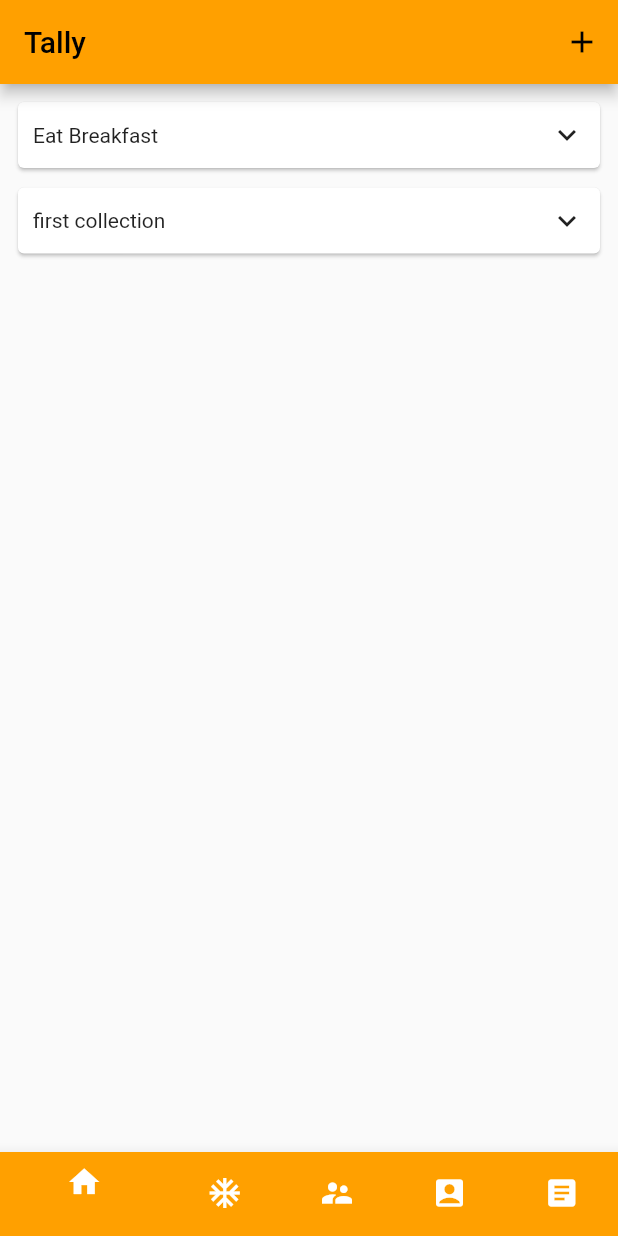
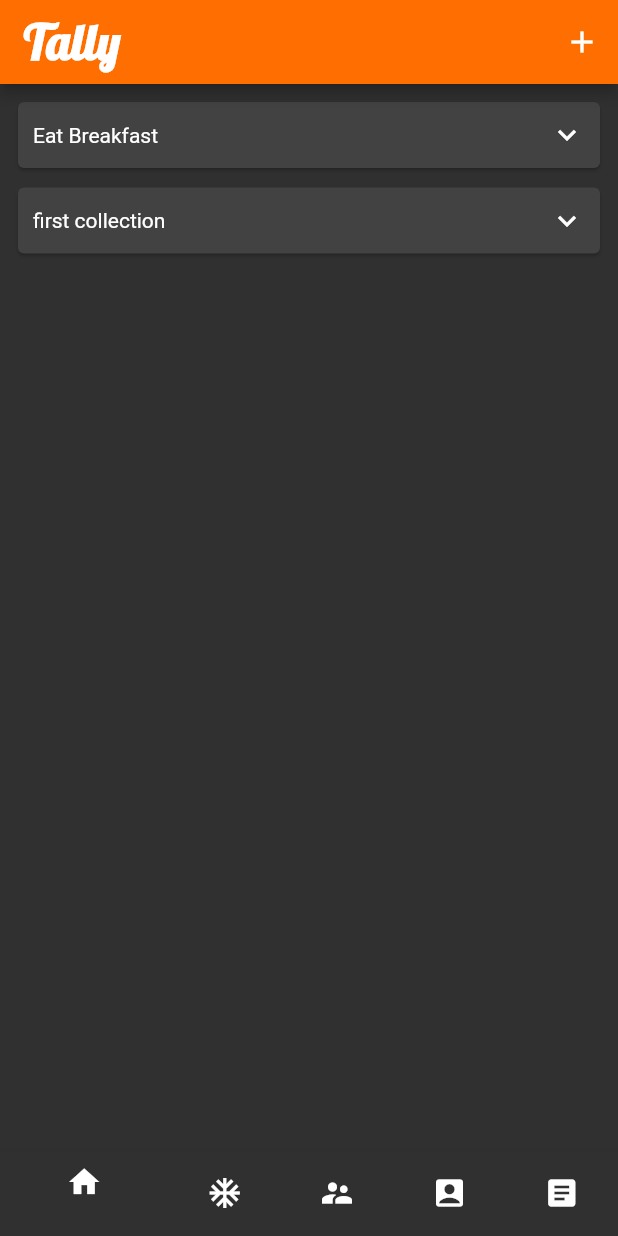
Before and after one commit to lancerharris/flutter-tally-app, a Flutter app: the screen it shows after launch, on a phone screen of 412 x 824 dp. Run offline on Flutter 3.47's test engine with Material 2 defaults, Android fonts, the phone set to English and light mode, and no system bars; our stand-ins replace google_fonts.

Commit message:
Add a dedicated theme class for app-wide use.

```diff
--- a/lib/main.dart
+++ b/lib/main.dart
@@ -4,6 +4,8 @@ import 'package:tally_app/Home/widgets/new_task_modal.dart';
 import 'package:tally_app/providers/task_manager.dart';
 import 'package:tally_app/widgets/bottom_nav.dart';
 import 'Home/home_screen.dart';
+
+import 'theme/app_theme.dart';
 
 void main() {
   runApp(MyApp());
@@ -14,10 +16,7 @@ class MyApp extends StatelessWidget {
   Widget build(BuildContext context) {
     return MaterialApp(
       title: 'Tally',
-      theme: ThemeData(
-        primarySwatch: Colors.amber,
-        visualDensity: VisualDensity.adaptivePlatformDensity,
-      ),
+      theme: AppTheme.dark(),
       home: MyHomePage(title: 'Tally'),
     );
   }
@@ -41,8 +40,10 @@ class _MyHomePageState extends State<MyHomePage> {
       ],
       child: Scaffold(
         appBar: AppBar(
-          title: Text(widget.title),
-          backgroundColor: Theme.of(context).primaryColorDark,
+          title: Text(
+            widget.title,
+            style: Theme.of(context).textTheme.headline1,
+          ),
           actions: [
             IconButton(
                 onPressed: () async {
--- /dev/null
+++ b/lib/theme/app_theme.dart
@@ -0,0 +1,112 @@
+import 'package:flutter/material.dart';
+import 'package:google_fonts/google_fonts.dart';
+
+class AppTheme {
+  // 1
+  static TextTheme lightTextTheme = TextTheme(
+    bodyText1: GoogleFonts.openSans(
+      fontSize: 14.0,
+      fontWeight: FontWeight.w700,
+      color: Colors.black,
+    ),
+    headline1: GoogleFonts.lobster(
+      fontSize: 32.0,
+      fontWeight: FontWeight.bold,
+      color: Colors.black,
+    ),
+    headline2: GoogleFonts.lobster(
+      fontSize: 21.0,
+      fontWeight: FontWeight.w700,
+      color: Colors.black,
+    ),
+    headline3: GoogleFonts.lobster(
+      fontSize: 16.0,
+      fontWeight: FontWeight.w600,
+      color: Colors.black,
+    ),
+    headline6: GoogleFonts.lobster(
+      fontSize: 20.0,
+      fontWeight: FontWeight.w600,
+      color: Colors.black,
+    ),
+  );
+
+  // 2
+  static TextTheme darkTextTheme = TextTheme(
+    bodyText1: GoogleFonts.openSans(
+      fontSize: 14.0,
+      fontWeight: FontWeight.w700,
+      color: Colors.white,
+    ),
+    headline1: GoogleFonts.lobster(
+      fontSize: 32.0,
+      fontWeight: FontWeight.bold,
+      color: Colors.white,
+    ),
+    headline2: GoogleFonts.lobster(
+      fontSize: 21.0,
+      fontWeight: FontWeight.w700,
+      color: Colors.white,
+    ),
+    headline3: GoogleFonts.lobster(
+      fontSize: 16.0,
+      fontWeight: FontWeight.w600,
+      color: Colors.white,
+    ),
+    headline6: GoogleFonts.lobster(
+      fontSize: 20.0,
+      fontWeight: FontWeight.w600,
+      color: Colors.white,
+    ),
+  );
+
+  // 3
+  static ThemeData light() {
+    return ThemeData(
+      visualDensity: VisualDensity.adaptivePlatformDensity,
+      brightness: Brightness.light,
+      checkboxTheme: CheckboxThemeData(
+        fillColor: MaterialStateColor.resolveWith(
+          (states) {
+            return Colors.black;
+          },
+        ),
+      ),
+      appBarTheme: const AppBarTheme(
+        foregroundColor: Colors.black,
+        backgroundColor: Color.fromRGBO(255, 110, 0, 1),
+      ),
+      floatingActionButtonTheme: const FloatingActionButtonThemeData(
+        foregroundColor: Colors.white,
+        backgroundColor: Colors.black,
+      ),
+      bottomNavigationBarTheme: const BottomNavigationBarThemeData(
+        selectedIconTheme: IconThemeData(color: Colors.white),
+        unselectedIconTheme: IconThemeData(color: Colors.white),
+      ),
+      textTheme: lightTextTheme,
+    );
+  }
+
+  // 4
+  static ThemeData dark() {
+    return ThemeData(
+      visualDensity: VisualDensity.adaptivePlatformDensity,
+      brightness: Brightness.dark,
+      appBarTheme: AppBarTheme(
+        foregroundColor: Colors.white,
+        backgroundColor: Color.fromRGBO(255, 110, 0, 1),
+      ),
+      floatingActionButtonTheme: const FloatingActionButtonThemeData(
+        foregroundColor: Colors.white,
+        backgroundColor: Colors.red,
+      ),
+      bottomNavigationBarTheme: const BottomNavigationBarThemeData(
+        selectedIconTheme: IconThemeData(color: Colors.white),
+        unselectedIconTheme: IconThemeData(color: Colors.white),
+        backgroundColor: Color.fromRGBO(255, 110, 0, 1),
+      ),
+      textTheme: darkTextTheme,
+    );
+  }
+}
--- a/lib/widgets/bottom_nav.dart
+++ b/lib/widgets/bottom_nav.dart
@@ -20,7 +20,11 @@ class _BottomNavState extends State<BottomNav> {
   Widget build(BuildContext context) {
     return BottomNavigationBar(
       items: [
-        createNavItem(context, Icon(Icons.home)),
+        createNavItem(
+            context,
+            Icon(
+              Icons.home,
+            )),
         createNavItem(context, Icon(Icons.ac_unit)),
         createNavItem(context, Icon(Icons.supervisor_account)),
         createNavItem(context, Icon(Icons.account_box_rounded)),
@@ -34,8 +38,8 @@ class _BottomNavState extends State<BottomNav> {
 
 BottomNavigationBarItem createNavItem(BuildContext context, Icon icon) {
   return BottomNavigationBarItem(
+    // backgroundColor: Color.fromRGBO(255, 110, 0, 1),
     icon: icon,
     label: '',
-    backgroundColor: Theme.of(context).primaryColorDark,
   );
 }
```
Also changed, not shown: lib/theme/styles.dart (renamed from lib/styles/styles.dart).
